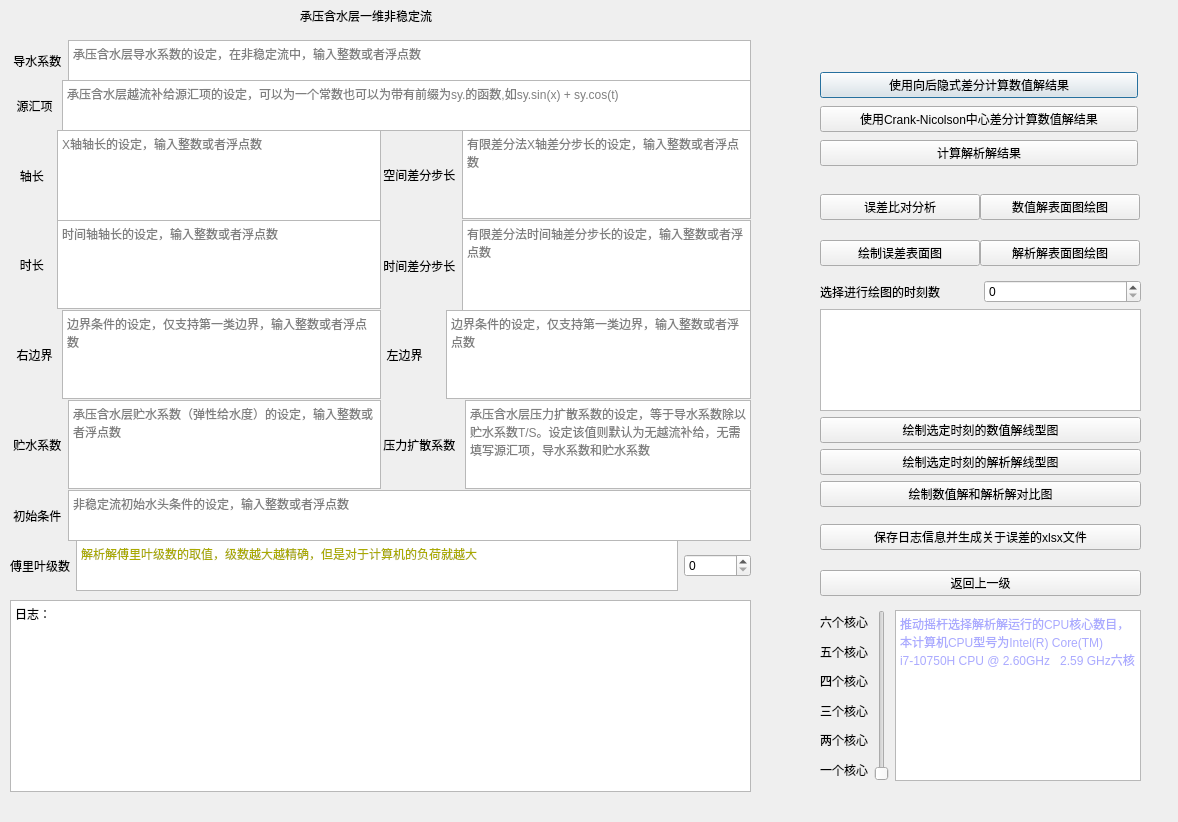
Old version of the form ui/odcausf.ui in the repository Yulei-3005240023/FDM_groundwater.
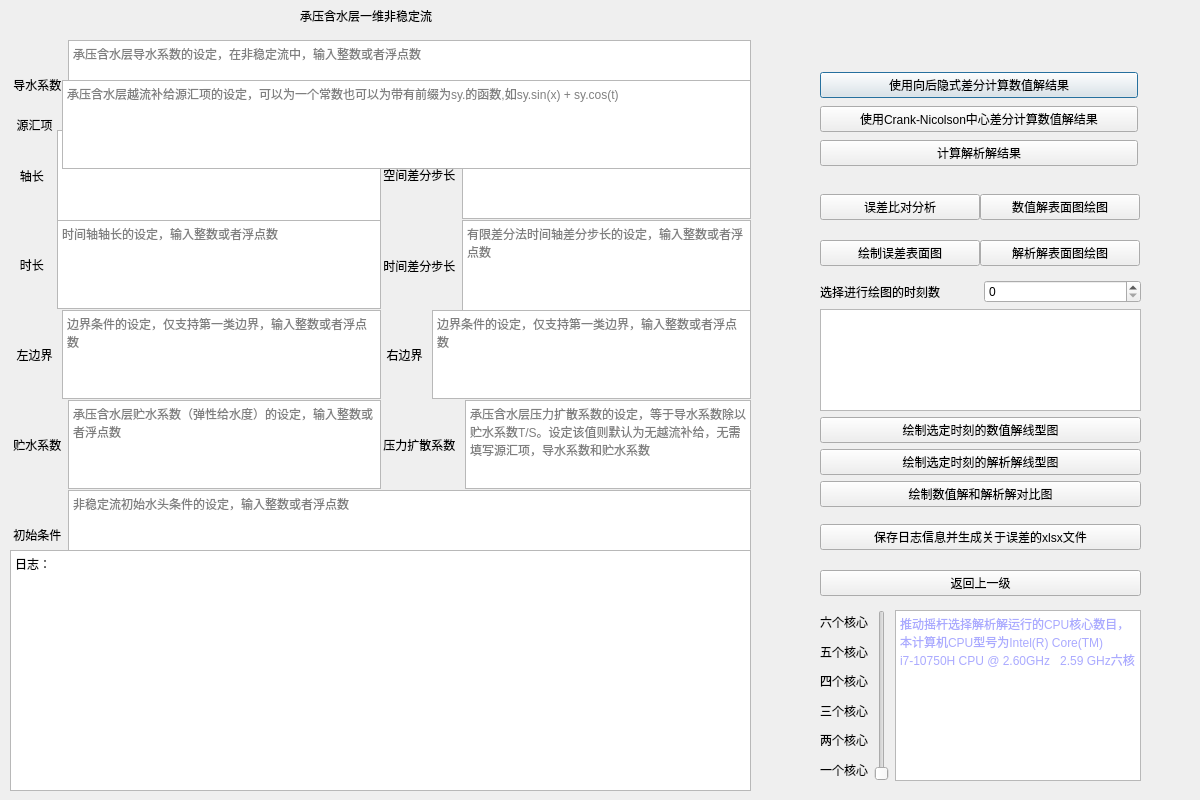
New version of the form.

```diff
--- a/ui/odcausf.ui
+++ b/ui/odcausf.ui
@@ -6,8 +6,8 @@
    <rect>
     <x>0</x>
     <y>0</y>
-    <width>1178</width>
-    <height>822</height>
+    <width>1200</width>
+    <height>800</height>
    </rect>
   </property>
   <property name="windowTitle">
@@ -38,7 +38,7 @@
      <x>10</x>
      <y>40</y>
      <width>741</width>
-     <height>41</height>
+     <height>89</height>
     </rect>
    </property>
    <layout class="QHBoxLayout" name="horizontalLayout">
@@ -61,7 +61,7 @@
   <widget class="QWidget" name="horizontalLayoutWidget_3">
    <property name="geometry">
     <rect>
-     <x>380</x>
+     <x>10</x>
      <y>310</y>
      <width>371</width>
      <height>89</height>
@@ -71,7 +71,7 @@
     <item>
      <widget class="QLabel" name="label_4">
       <property name="text">
-       <string>  左边界     </string>
+       <string>  左边界 </string>
       </property>
      </widget>
     </item>
@@ -87,7 +87,7 @@
   <widget class="QWidget" name="horizontalLayoutWidget_4">
    <property name="geometry">
     <rect>
-     <x>10</x>
+     <x>380</x>
      <y>310</y>
      <width>371</width>
      <height>89</height>
@@ -253,7 +253,7 @@
      <x>10</x>
      <y>490</y>
      <width>741</width>
-     <height>51</height>
+     <height>89</height>
     </rect>
    </property>
    <layout class="QHBoxLayout" name="horizontalLayout_10">
@@ -325,23 +325,6 @@
     </item>
    </layout>
   </widget>
-  <widget class="QTextBrowser" name="textBrowser">
-   <property name="geometry">
-    <rect>
-     <x>10</x>
-     <y>600</y>
-     <width>741</width>
-     <height>192</height>
-    </rect>
-   </property>
-   <property name="html">
-    <string>&lt;!DOCTYPE HTML PUBLIC &quot;-//W3C//DTD HTML 4.0//EN&quot; &quot;http://www.w3.org/TR/REC-html40/strict.dtd&quot;&gt;
-&lt;html&gt;&lt;head&gt;&lt;meta name=&quot;qrichtext&quot; content=&quot;1&quot; /&gt;&lt;style type=&quot;text/css&quot;&gt;
-p, li { white-space: pre-wrap; }
-&lt;/style&gt;&lt;/head&gt;&lt;body style=&quot; font-family:'SimSun'; font-size:9pt; font-weight:400; font-style:normal;&quot;&gt;
-&lt;p style=&quot; margin-top:0px; margin-bottom:0px; margin-left:0px; margin-right:0px; -qt-block-indent:0; text-indent:0px;&quot;&gt;日志：&lt;/p&gt;&lt;/body&gt;&lt;/html&gt;</string>
-   </property>
-  </widget>
   <widget class="QWidget" name="horizontalLayoutWidget_13">
    <property name="geometry">
     <rect>
@@ -555,50 +538,13 @@
     </item>
    </layout>
   </widget>
-  <widget class="QWidget" name="horizontalLayoutWidget_15">
-   <property name="geometry">
-    <rect>
-     <x>10</x>
-     <y>540</y>
-     <width>741</width>
-     <height>51</height>
-    </rect>
-   </property>
-   <layout class="QHBoxLayout" name="horizontalLayout_15">
-    <item>
-     <widget class="QLabel" name="label_21">
-      <property name="text">
-       <string>傅里叶级数</string>
-      </property>
-     </widget>
-    </item>
-    <item>
-     <widget class="QTextBrowser" name="textBrowser_4">
-      <property name="html">
-       <string>&lt;!DOCTYPE HTML PUBLIC &quot;-//W3C//DTD HTML 4.0//EN&quot; &quot;http://www.w3.org/TR/REC-html40/strict.dtd&quot;&gt;
-&lt;html&gt;&lt;head&gt;&lt;meta name=&quot;qrichtext&quot; content=&quot;1&quot; /&gt;&lt;style type=&quot;text/css&quot;&gt;
-p, li { white-space: pre-wrap; }
-&lt;/style&gt;&lt;/head&gt;&lt;body style=&quot; font-family:'SimSun'; font-size:9pt; font-weight:400; font-style:normal;&quot;&gt;
-&lt;p style=&quot; margin-top:0px; margin-bottom:0px; margin-left:0px; margin-right:0px; -qt-block-indent:0; text-indent:0px;&quot;&gt;&lt;span style=&quot; color:#aaaa00;&quot;&gt;解析解傅里叶级数的取值，级数越大越精确，但是对于计算机的负荷就越大&lt;/span&gt;&lt;/p&gt;&lt;/body&gt;&lt;/html&gt;</string>
-      </property>
-     </widget>
-    </item>
-    <item>
-     <widget class="QSpinBox" name="spinBox_fourier_series">
-      <property name="maximum">
-       <number>1000000</number>
-      </property>
-     </widget>
-    </item>
-   </layout>
-  </widget>
   <widget class="QWidget" name="horizontalLayoutWidget_2">
    <property name="geometry">
     <rect>
      <x>10</x>
      <y>80</y>
      <width>741</width>
-     <height>51</height>
+     <height>89</height>
     </rect>
    </property>
    <layout class="QHBoxLayout" name="horizontalLayout_2">
@@ -618,6 +564,23 @@
     </item>
    </layout>
   </widget>
+  <widget class="QTextBrowser" name="textBrowser">
+   <property name="geometry">
+    <rect>
+     <x>10</x>
+     <y>550</y>
+     <width>741</width>
+     <height>241</height>
+    </rect>
+   </property>
+   <property name="html">
+    <string>&lt;!DOCTYPE HTML PUBLIC &quot;-//W3C//DTD HTML 4.0//EN&quot; &quot;http://www.w3.org/TR/REC-html40/strict.dtd&quot;&gt;
+&lt;html&gt;&lt;head&gt;&lt;meta name=&quot;qrichtext&quot; content=&quot;1&quot; /&gt;&lt;style type=&quot;text/css&quot;&gt;
+p, li { white-space: pre-wrap; }
+&lt;/style&gt;&lt;/head&gt;&lt;body style=&quot; font-family:'SimSun'; font-size:9pt; font-weight:400; font-style:normal;&quot;&gt;
+&lt;p style=&quot; margin-top:0px; margin-bottom:0px; margin-left:0px; margin-right:0px; -qt-block-indent:0; text-indent:0px;&quot;&gt;日志：&lt;/p&gt;&lt;/body&gt;&lt;/html&gt;</string>
+   </property>
+  </widget>
  </widget>
  <resources>
   <include location="../resource.qrc"/>
```
